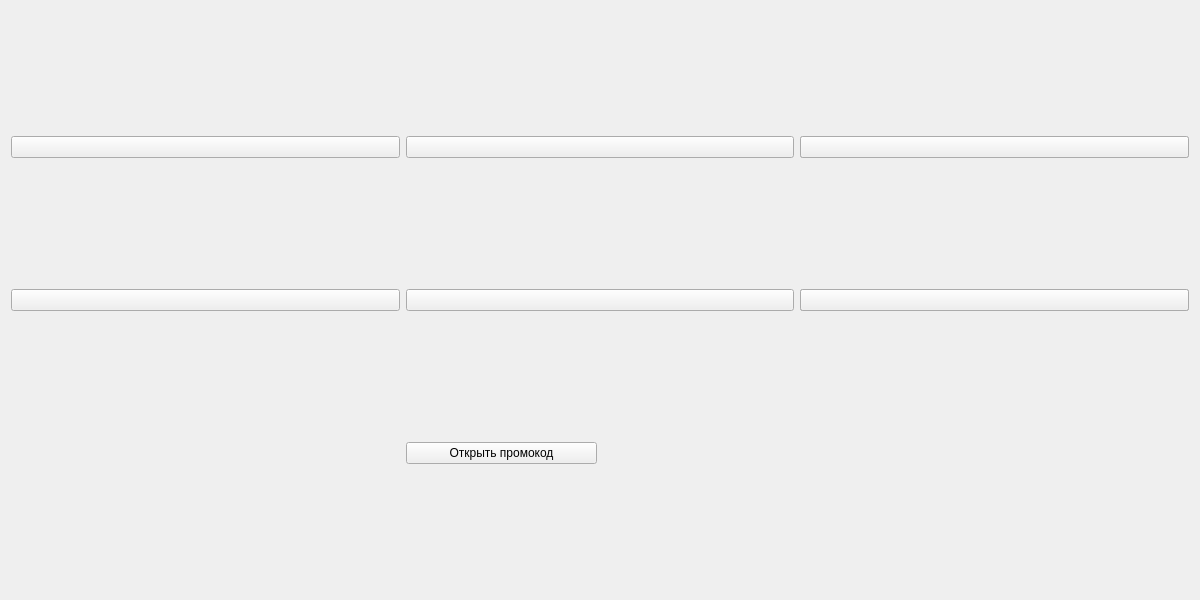
This is abdulaeva2213210/gameboard.ui in Mythic1Sandwich/221_3210_Abdulaeva as Qt 5 draws it before an edit. The edited form follows.
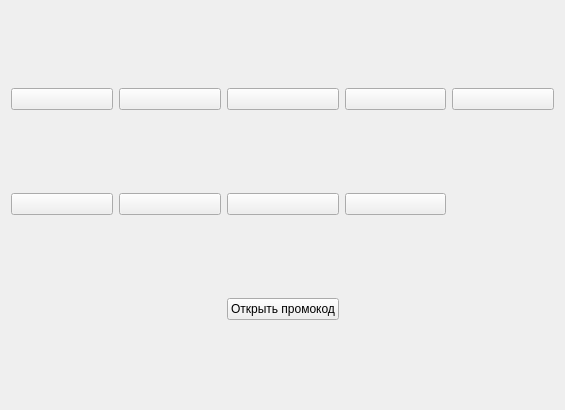
This is the edited form.

Patch:
```diff
--- a/abdulaeva2213210/gameboard.ui
+++ b/abdulaeva2213210/gameboard.ui
@@ -6,44 +6,41 @@
    <rect>
     <x>0</x>
     <y>0</y>
-    <width>1200</width>
-    <height>600</height>
+    <width>565</width>
+    <height>410</height>
    </rect>
   </property>
   <property name="windowTitle">
    <string>ПРОМОКОДЫ</string>
   </property>
   <layout class="QGridLayout" name="gridLayout">
-   <!-- Первый ряд карточек -->
-   <item row="0" column="0" colspan="2">
+   <item row="0" column="0">
     <widget class="QPushButton" name="card1"/>
    </item>
-   <item row="0" column="2" colspan="2">
+   <item row="0" column="1">
     <widget class="QPushButton" name="card2"/>
    </item>
-   <item row="0" column="4" colspan="2">
+   <item row="0" column="2">
     <widget class="QPushButton" name="card3"/>
    </item>
-   <item row="0" column="4" colspan="2">
+   <item row="0" column="3">
     <widget class="QPushButton" name="card4"/>
    </item>
-   <!-- Второй ряд карточек -->
-   <item row="1" column="0" colspan="2">
+   <item row="0" column="4">
     <widget class="QPushButton" name="card5"/>
    </item>
-   <item row="1" column="2" colspan="2">
+   <item row="1" column="0">
     <widget class="QPushButton" name="card6"/>
    </item>
-   <item row="1" column="4" colspan="2">
+   <item row="1" column="1">
     <widget class="QPushButton" name="card7"/>
    </item>
-   <item row="1" column="4" colspan="2">
+   <item row="1" column="2">
     <widget class="QPushButton" name="card8"/>
    </item>
-   <item row="1" column="4" colspan="2">
+   <item row="1" column="3">
     <widget class="QPushButton" name="card9"/>
    </item>
-   <!-- Кнопка открытия промокода -->
    <item row="2" column="2">
     <widget class="QPushButton" name="revealButton">
      <property name="text">
```
